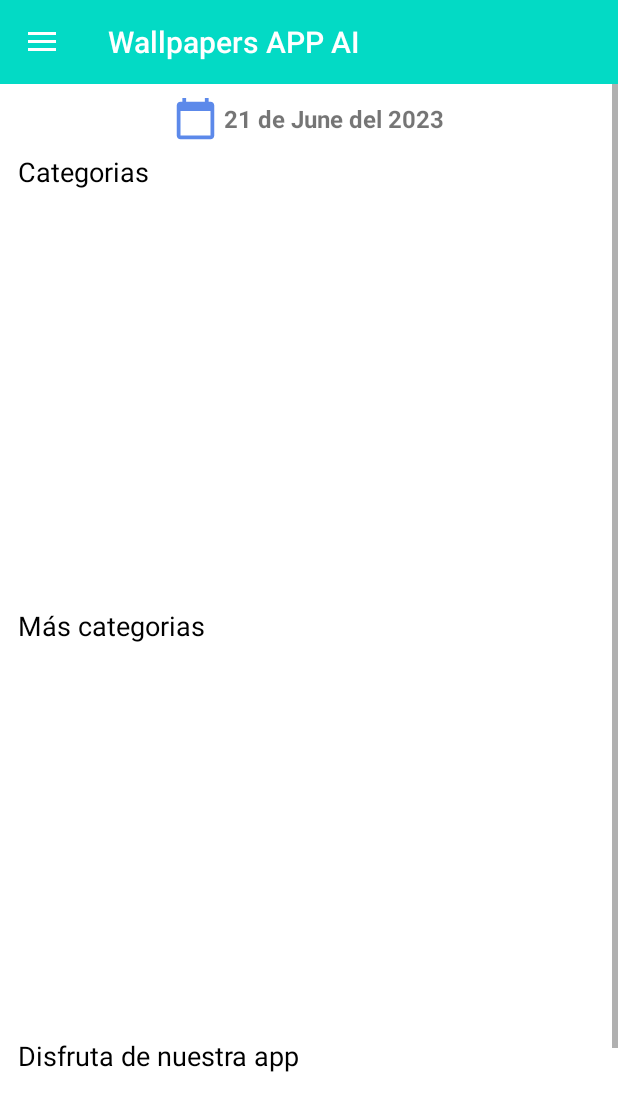
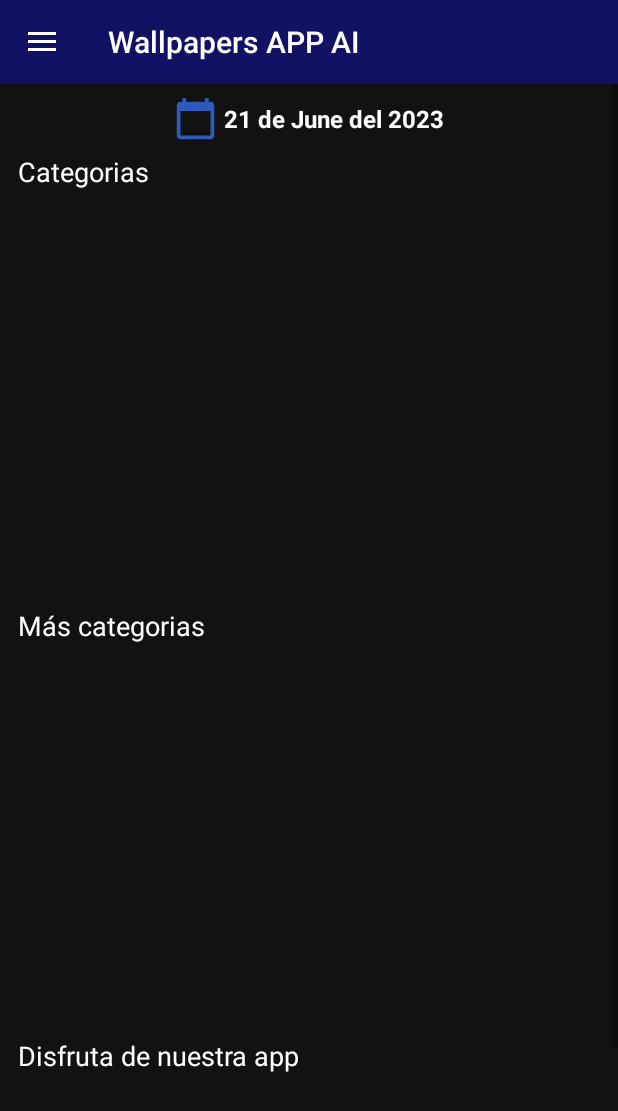
Before and after one commit to ChristianCursoIOS/WallpapersJava, an Android app: the fragment InicioClienteFragment placed in its activity, on a phone screen of 412 x 824 dp. Shown: the top 1111 px of the screen. Run offline under Robolectric (Android 15) with nearby library versions, the phone set to English and light mode, and no system bars; our stand-ins replace AdMob, Firebase (no records; nobody signed in at launch, a user with empty details on screens opened directly); 20 statements that could not run were skipped.

Commit message:
Se agrego color dark_default

```diff
--- /dev/null
+++ b/app/src/main/res/drawable/ic_share_app.xml
@@ -0,0 +1,5 @@
+<vector android:height="24dp" android:tint="#FFFFFF"
+    android:viewportHeight="24" android:viewportWidth="24"
+    android:width="24dp" xmlns:android="http://schemas.android.com/apk/res/android">
+    <path android:fillColor="@android:color/white" android:pathData="M18,16.08c-0.76,0 -1.44,0.3 -1.96,0.77L8.91,12.7c0.05,-0.23 0.09,-0.46 0.09,-0.7s-0.04,-0.47 -0.09,-0.7l7.05,-4.11c0.54,0.5 1.25,0.81 2.04,0.81 1.66,0 3,-1.34 3,-3s-1.34,-3 -3,-3 -3,1.34 -3,3c0,0.24 0.04,0.47 0.09,0.7L8.04,9.81C7.5,9.31 6.79,9 6,9c-1.66,0 -3,1.34 -3,3s1.34,3 3,3c0.79,0 1.5,-0.31 2.04,-0.81l7.12,4.16c-0.05,0.21 -0.08,0.43 -0.08,0.65 0,1.61 1.31,2.92 2.92,2.92 1.61,0 2.92,-1.31 2.92,-2.92s-1.31,-2.92 -2.92,-2.92z"/>
+</vector>
--- a/app/src/main/res/layout/activity_detalle_img.xml
+++ b/app/src/main/res/layout/activity_detalle_img.xml
@@ -5,7 +5,7 @@
     xmlns:tools="http://schemas.android.com/tools"
     android:layout_width="match_parent"
     android:layout_height="match_parent"
-    android:background="@color/white"
+    android:background="@color/dark_deafult"
     tools:context=".detalleCliente.DetalleImgActivity">
 
     <androidx.appcompat.widget.LinearLayoutCompat
--- a/app/src/main/res/layout/activity_musica_cliente.xml
+++ b/app/src/main/res/layout/activity_musica_cliente.xml
@@ -4,7 +4,7 @@
     xmlns:tools="http://schemas.android.com/tools"
     android:layout_width="match_parent"
     android:layout_height="match_parent"
-    android:background="@color/white"
+    android:background="@color/dark_deafult"
     tools:context=".categoriascliente.MusicaClienteActivity">
 
     <androidx.recyclerview.widget.RecyclerView
--- a/app/src/main/res/layout/activity_peliculas_cliente.xml
+++ b/app/src/main/res/layout/activity_peliculas_cliente.xml
@@ -4,7 +4,7 @@
     xmlns:tools="http://schemas.android.com/tools"
     android:layout_width="match_parent"
     android:layout_height="match_parent"
-    android:background="@color/white"
+    android:background="@color/dark_deafult"
     tools:context=".categoriascliente.PeliculasClienteActivity">
 
 
--- a/app/src/main/res/layout/activity_series_cliente.xml
+++ b/app/src/main/res/layout/activity_series_cliente.xml
@@ -4,7 +4,7 @@
     xmlns:tools="http://schemas.android.com/tools"
     android:layout_width="match_parent"
     android:layout_height="match_parent"
-    android:background="@color/white"
+    android:background="@color/dark_deafult"
     tools:context=".categoriascliente.SeriesClienteActivity">
 
 
--- a/app/src/main/res/layout/activity_videojuegos_cliente.xml
+++ b/app/src/main/res/layout/activity_videojuegos_cliente.xml
@@ -4,7 +4,7 @@
     xmlns:tools="http://schemas.android.com/tools"
     android:layout_width="match_parent"
     android:layout_height="match_parent"
-    android:background="@color/white"
+    android:background="@color/dark_deafult"
     tools:context=".categoriascliente.VideojuegosClienteActivity">
 
 
--- a/app/src/main/res/layout/fragment_inicio_cliente.xml
+++ b/app/src/main/res/layout/fragment_inicio_cliente.xml
@@ -4,6 +4,7 @@
     xmlns:tools="http://schemas.android.com/tools"
     android:layout_width="match_parent"
     android:layout_height="match_parent"
+    android:background="@color/dark_deafult"
     tools:context=".fragmentCliente.InicioClienteFragment">
 
     <!-- TODO: Update blank fragment layout -->
@@ -36,6 +37,7 @@
                     android:layout_width="wrap_content"
                     android:layout_height="wrap_content"
                     android:layout_marginStart="4dp"
+                    android:textColor="@color/white"
                     android:text="@string/fecha"
                     android:textSize="16sp"
                     android:textStyle="bold" />
@@ -50,7 +52,7 @@
                 android:layout_marginTop="4dp"
                 android:padding="4dp"
                 android:text="@string/nombre_categoria_tV_firebase"
-                android:textColor="@color/black"
+                android:textColor="@color/white"
                 android:textSize="18sp" />
 
             <androidx.recyclerview.widget.RecyclerView
@@ -78,7 +80,7 @@
                 android:layout_marginTop="8dp"
                 android:padding="4dp"
                 android:text="@string/mas_categoria_tV"
-                android:textColor="@color/black"
+                android:textColor="@color/white"
                 android:textSize="18sp" />
 
             <androidx.recyclerview.widget.RecyclerView
@@ -93,7 +95,7 @@
                 android:layout_marginStart="8dp"
                 android:padding="4dp"
                 android:text="@string/informacion_app"
-                android:textColor="@color/black"
+                android:textColor="@color/white"
                 android:textSize="18sp" />
 
             <androidx.recyclerview.widget.RecyclerView
--- a/app/src/main/res/values/colors.xml
+++ b/app/src/main/res/values/colors.xml
@@ -3,14 +3,15 @@
     <color name="purple_200">#FFBB86FC</color>
     <color name="purple_500">#FF6200EE</color>
     <color name="purple_700">#FF3700B3</color>
-    <color name="teal_200">#FF03DAC5</color>
+    <color name="teal_200">#121265</color>
     <color name="teal_700">#FF018786</color>
     <color name="black">#FF000000</color>
+    <color name="dark_deafult">#121212</color>
     <color name="white">#FFFFFFFF</color>
 
-    <color name="colorPrimary">#FF03DAC5</color>
+    <color name="colorPrimary">#121212</color>
     <color name="colorPrimaryDark">#FF000000</color>
-    <color name="colorAccent">#FF03DAC5</color>
+    <color name="colorAccent">#121212</color>
 
     <color name="darker_gray_lines">#aaa</color>
     <color name="darker_gray_line">#D5DBDB</color>
```
Also changed, not shown: app/src/main/res/drawable/ic_mail_etf.xml (added, +10 -0 lines), app/src/main/res/drawable/ic_pass_et.xml (+9 -4 lines).
